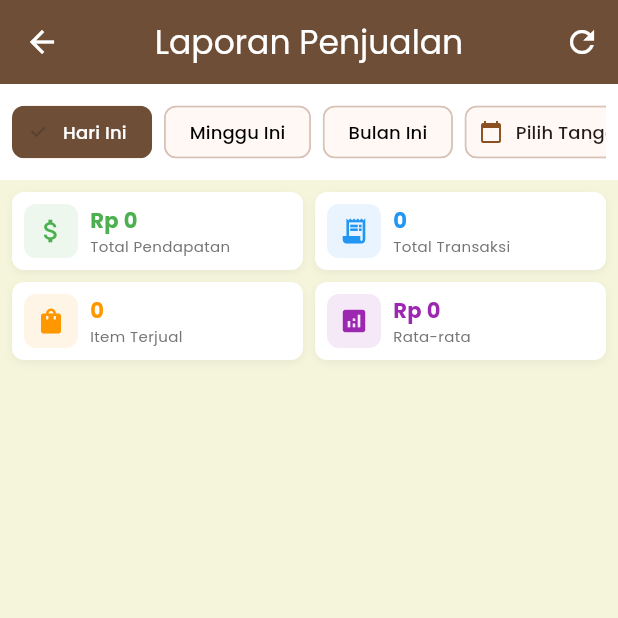
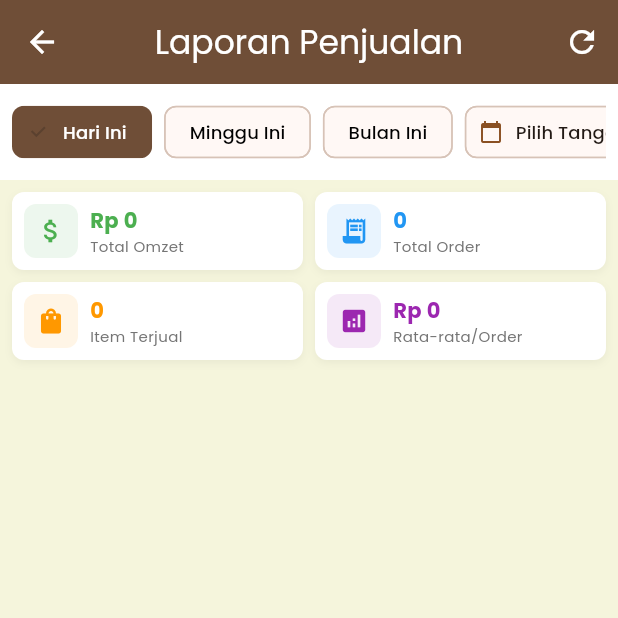
Before and after one commit to Eddienxl/frontend_rk_cafee, a Flutter app: the LaporanPage screen opened directly, on a phone screen of 412 x 824 dp, the top half of it. Run offline on Flutter 3.47's test engine with Material 3 defaults, Android fonts, the phone set to English and light mode, and no system bars; our stand-ins replace equatable, google_fonts, shared_preferences; missing offline and left inert: dart:html; accounts and stored records are empty; network calls fail.

Commit message:
Sync frontend with backend progress: update laporan API to use new endpoint and models

```diff
--- a/lib/data/models/laporan_model.dart
+++ b/lib/data/models/laporan_model.dart
@@ -1,6 +1,112 @@
 import 'package:equatable/equatable.dart';
 
-/// Model untuk item laporan penjualan
+/// Model untuk menu terlaris dalam laporan
+class MenuTerlaris extends Equatable {
+  final String idMenu;
+  final String namaMenu;
+  final int totalTerjual;
+
+  const MenuTerlaris({
+    required this.idMenu,
+    required this.namaMenu,
+    required this.totalTerjual,
+  });
+
+  factory MenuTerlaris.fromJson(Map<String, dynamic> json) {
+    return MenuTerlaris(
+      idMenu: json['id_menu']?.toString() ?? '',
+      namaMenu: json['nama_menu'] ?? '-',
+      totalTerjual: (json['total_terjual'] ?? 0) is int
+          ? json['total_terjual']
+          : int.parse(json['total_terjual'].toString()),
+    );
+  }
+
+  @override
+  List<Object?> get props => [idMenu, namaMenu, totalTerjual];
+}
+
+/// Model untuk ringkasan laporan penjualan dari backend
+/// Sesuai dengan response dari GET /laporan/penjualan
+class LaporanPenjualanResponse extends Equatable {
+  final DateTime dari;
+  final DateTime sampai;
+  final int totalOrder;
+  final double totalOmzet;
+  final int totalItem;
+  final List<MenuTerlaris> menuTerlaris;
+
+  const LaporanPenjualanResponse({
+    required this.dari,
+    required this.sampai,
+    required this.totalOrder,
+    required this.totalOmzet,
+    required this.totalItem,
+    required this.menuTerlaris,
+  });
+
+  factory LaporanPenjualanResponse.fromJson(Map<String, dynamic> json) {
+    // Parse periode
+    final periode = json['periode'] as Map<String, dynamic>?;
+    final dari = periode?['dari'] != null
+        ? DateTime.parse(periode!['dari'])
+        : DateTime.now();
+    final sampai = periode?['sampai'] != null
+        ? DateTime.parse(periode!['sampai'])
+        : DateTime.now();
+
+    // Parse menu terlaris
+    final menuTerlarisList = (json['menu_terlaris'] as List<dynamic>?)
+        ?.map((item) => MenuTerlaris.fromJson(item as Map<String, dynamic>))
+        .toList() ?? [];
+
+    return LaporanPenjualanResponse(
+      dari: dari,
+      sampai: sampai,
+      totalOrder: (json['total_order'] ?? 0) is int
+          ? json['total_order']
+          : int.parse(json['total_order'].toString()),
+      totalOmzet: (json['total_omzet'] ?? 0).toDouble(),
+      totalItem: (json['total_item'] ?? 0) is int
+          ? json['total_item']
+          : int.parse(json['total_item'].toString()),
+      menuTerlaris: menuTerlarisList,
+    );
+  }
+
+  /// Format total omzet
+  String get totalOmzetFormatted {
+    return 'Rp ${totalOmzet.toStringAsFixed(0).replaceAllMapped(
+      RegExp(r'(\d{1,3})(?=(\d{3})+(?!\d))'),
+      (Match m) => '${m[1]}.',
+    )}';
+  }
+
+  /// Format rata-rata per order
+  double get rataRataPerOrder => totalOrder > 0 ? totalOmzet / totalOrder : 0;
+
+  String get rataRataPerOrderFormatted {
+    return 'Rp ${rataRataPerOrder.toStringAsFixed(0).replaceAllMapped(
+      RegExp(r'(\d{1,3})(?=(\d{3})+(?!\d))'),
+      (Match m) => '${m[1]}.',
+    )}';
+  }
+
+  /// Format periode
+  String get periodeFormatted {
+    return '${dari.day.toString().padLeft(2, '0')}/'
+           '${dari.month.toString().padLeft(2, '0')}/'
+           '${dari.year} - '
+           '${sampai.day.toString().padLeft(2, '0')}/'
+           '${sampai.month.toString().padLeft(2, '0')}/'
+           '${sampai.year}';
+  }
+
+  @override
+  List<Object?> get props => [dari, sampai, totalOrder, totalOmzet, totalItem, menuTerlaris];
+}
+
+/// Model untuk item laporan penjualan (backward compatibility)
 /// Menerapkan prinsip OOP: Encapsulation dan Computed Properties
 class LaporanItem extends Equatable {
   final String idOrder;
@@ -57,7 +163,7 @@ class LaporanItem extends Equatable {
   List<Object?> get props => [idOrder, tanggal, namaMenu, jumlah, totalHarga];
 }
 
-/// Model untuk ringkasan laporan
+/// Model untuk ringkasan laporan (backward compatibility)
 /// Menerapkan OOP: Aggregation untuk menghitung total
 class LaporanSummary extends Equatable {
   final List<LaporanItem> items;
--- a/lib/presentation/pages/laporan_page.dart
+++ b/lib/presentation/pages/laporan_page.dart
@@ -102,19 +102,19 @@ class _LaporanPageState extends State<LaporanPage> {
           padding: const EdgeInsets.all(AppConstants.paddingSmall),
           child: Column(
             children: [
-              // Row 1: Pendapatan & Transaksi
+              // Row 1: Omzet & Total Order
               Row(
                 children: [
                   _buildSummaryCard(
-                    'Total Pendapatan',
-                    provider.totalPendapatanFormatted,
+                    'Total Omzet',
+                    provider.totalOmzetFormatted,
                     Icons.attach_money,
                     Colors.green,
                   ),
                   const SizedBox(width: 8),
                   _buildSummaryCard(
-                    'Total Transaksi',
-                    '${provider.totalTransaksi}',
+                    'Total Order',
+                    '${provider.totalOrder}',
                     Icons.receipt_long,
                     Colors.blue,
                   ),
@@ -126,14 +126,14 @@ class _LaporanPageState extends State<LaporanPage> {
                 children: [
                   _buildSummaryCard(
                     'Item Terjual',
-                    '${provider.totalItemTerjual}',
+                    '${provider.totalItem}',
                     Icons.shopping_bag,
                     Colors.orange,
                   ),
                   const SizedBox(width: 8),
                   _buildSummaryCard(
-                    'Rata-rata',
-                    provider.rataRataFormatted,
+                    'Rata-rata/Order',
+                    provider.rataRataPerOrderFormatted,
                     Icons.analytics,
                     Colors.purple,
                   ),
@@ -204,7 +204,7 @@ class _LaporanPageState extends State<LaporanPage> {
         if (provider.isLoading) {
           return const Center(child: CircularProgressIndicator());
         }
-        if (provider.items.isEmpty) {
+        if (provider.menuTerlaris.isEmpty) {
           return const Center(child: Text('Tidak ada data penjualan'));
         }
         return Container(
@@ -216,9 +216,18 @@ class _LaporanPageState extends State<LaporanPage> {
           child: Column(
             crossAxisAlignment: CrossAxisAlignment.start,
             children: [
-              const Padding(
-                padding: EdgeInsets.all(AppConstants.paddingMedium),
-                child: Text('Detail Transaksi', style: TextStyle(fontSize: 18, fontWeight: FontWeight.bold)),
+              Padding(
+                padding: const EdgeInsets.all(AppConstants.paddingMedium),
+                child: Row(
+                  children: [
+                    const Icon(Icons.emoji_events, color: Colors.amber, size: 24),
+                    const SizedBox(width: 8),
+                    const Text(
+                      'Menu Terlaris',
+                      style: TextStyle(fontSize: 18, fontWeight: FontWeight.bold),
+                    ),
+                  ],
+                ),
               ),
               // Table Header
               Container(
@@ -226,20 +235,24 @@ class _LaporanPageState extends State<LaporanPage> {
                 color: Colors.grey[100],
                 child: const Row(
                   children: [
-                    Expanded(flex: 2, child: Text('ID Order', style: TextStyle(fontWeight: FontWeight.bold))),
-                    Expanded(flex: 2, child: Text('Tanggal', style: TextStyle(fontWeight: FontWeight.bold))),
-                    Expanded(flex: 3, child: Text('Menu', style: TextStyle(fontWeight: FontWeight.bold))),
-                    Expanded(flex: 1, child: Text('Qty', style: TextStyle(fontWeight: FontWeight.bold))),
-                    Expanded(flex: 2, child: Text('Total', style: TextStyle(fontWeight: FontWeight.bold))),
+                    Expanded(flex: 1, child: Text('Rank', style: TextStyle(fontWeight: FontWeight.bold))),
+                    Expanded(flex: 4, child: Text('Nama Menu', style: TextStyle(fontWeight: FontWeight.bold))),
+                    Expanded(flex: 2, child: Text('Terjual', style: TextStyle(fontWeight: FontWeight.bold), textAlign: TextAlign.right)),
                   ],
                 ),
               ),
               // Table Body
               Expanded(
                 child: ListView.builder(
-                  itemCount: provider.items.length,
+                  itemCount: provider.menuTerlaris.length,
                   itemBuilder: (context, index) {
-                    final item = provider.items[index];
+                    final menu = provider.menuTerlaris[index];
+                    final rank = index + 1;
+                    Color rankColor = Colors.grey;
+                    if (rank == 1) rankColor = Colors.amber;
+                    else if (rank == 2) rankColor = Colors.grey[400]!;
+                    else if (rank == 3) rankColor = Colors.brown[300]!;
+
                     return Container(
                       padding: const EdgeInsets.symmetric(horizontal: 16, vertical: 12),
                       decoration: BoxDecoration(
@@ -247,11 +260,44 @@ class _LaporanPageState extends State<LaporanPage> {
                       ),
                       child: Row(
                         children: [
-                          Expanded(flex: 2, child: Text(item.idOrder)),
-                          Expanded(flex: 2, child: Text(item.tanggalFormatted)),
-                          Expanded(flex: 3, child: Text(item.namaMenu)),
-                          Expanded(flex: 1, child: Text('${item.jumlah}x')),
-                          Expanded(flex: 2, child: Text(item.totalHargaFormatted)),
+                          Expanded(
+                            flex: 1,
+                            child: Container(
+                              width: 32,
+                              height: 32,
+                              decoration: BoxDecoration(
+                                color: rankColor.withValues(alpha: 0.2),
+                                shape: BoxShape.circle,
+                              ),
+                              child: Center(
+                                child: Text(
+                                  '#$rank',
+                                  style: TextStyle(
+                                    fontWeight: FontWeight.bold,
+                                    color: rankColor,
+                                  ),
+                                ),
+                              ),
+                            ),
+                          ),
+                          Expanded(
+                            flex: 4,
+                            child: Text(
+                              menu.namaMenu,
+                              style: const TextStyle(fontSize: 14),
+                            ),
+                          ),
+                          Expanded(
+                            flex: 2,
+                            child: Text(
+                              '${menu.totalTerjual}x',
+                              style: const TextStyle(
+                                fontWeight: FontWeight.bold,
+                                fontSize: 14,
+                              ),
+                              textAlign: TextAlign.right,
+                            ),
+                          ),
                         ],
                       ),
                     );
--- a/lib/presentation/providers/laporan_provider.dart
+++ b/lib/presentation/providers/laporan_provider.dart
@@ -5,11 +5,11 @@ import '../../data/models/laporan_model.dart';
 /// Provider untuk state management Laporan Penjualan
 /// Menerapkan prinsip OOP:
 /// - Encapsulation: state internal di-protect
-/// - Aggregation: menggunakan LaporanSummary untuk ringkasan
+/// - Aggregation: menggunakan LaporanPenjualanResponse untuk ringkasan
 class LaporanProvider extends ChangeNotifier {
   final LaporanApiService _laporanService;
 
-  LaporanSummary? _summary;
+  LaporanPenjualanResponse? _laporan;
   bool _isLoading = false;
   String? _errorMessage;
   DateTime? _startDate;
@@ -18,20 +18,21 @@ class LaporanProvider extends ChangeNotifier {
   LaporanProvider(this._laporanService);
 
   // ==================== GETTERS ====================
-  LaporanSummary? get summary => _summary;
-  List<LaporanItem> get items => _summary?.items ?? [];
+  LaporanPenjualanResponse? get laporan => _laporan;
   bool get isLoading => _isLoading;
   String? get errorMessage => _errorMessage;
   DateTime? get startDate => _startDate;
   DateTime? get endDate => _endDate;
 
-  // Computed properties dari summary
-  double get totalPendapatan => _summary?.totalPendapatan ?? 0;
-  int get totalTransaksi => _summary?.totalTransaksi ?? 0;
-  int get totalItemTerjual => _summary?.totalItemTerjual ?? 0;
-  String get totalPendapatanFormatted => _summary?.totalPendapatanFormatted ?? 'Rp 0';
-  String get rataRataFormatted => _summary?.rataRataFormatted ?? 'Rp 0';
-  Map<String, int> get menuTerlaris => _summary?.menuTerlaris ?? {};
+  // Computed properties dari laporan
+  int get totalOrder => _laporan?.totalOrder ?? 0;
+  double get totalOmzet => _laporan?.totalOmzet ?? 0;
+  int get totalItem => _laporan?.totalItem ?? 0;
+  List<MenuTerlaris> get menuTerlaris => _laporan?.menuTerlaris ?? [];
+
+  String get totalOmzetFormatted => _laporan?.totalOmzetFormatted ?? 'Rp 0';
+  String get rataRataPerOrderFormatted => _laporan?.rataRataPerOrderFormatted ?? 'Rp 0';
+  String get periodeFormatted => _laporan?.periodeFormatted ?? '-';
 
   // ==================== METHODS ====================
 
@@ -43,17 +44,12 @@ class LaporanProvider extends ChangeNotifier {
     _endDate = endDate;
 
     try {
-      final items = await _laporanService.getLaporanPenjualan(
+      final laporan = await _laporanService.getLaporanPenjualan(
         startDate: startDate,
         endDate: endDate,
       );
 
-      _summary = LaporanSummary(
-        items: items,
-        startDate: startDate,
-        endDate: endDate,
-      );
-
+      _laporan = laporan;
       _setLoading(false);
     } catch (e) {
       _setError(e.toString());
@@ -91,7 +87,7 @@ class LaporanProvider extends ChangeNotifier {
 
   /// Clear laporan
   void clearLaporan() {
-    _summary = null;
+    _laporan = null;
     _startDate = null;
     _endDate = null;
     notifyListeners();
```
Also changed, not shown: lib/core/constants/api_constants.dart (+8 -1 lines), lib/data/datasources/laporan_api_service.dart (+15 -20 lines), 4 other files.
